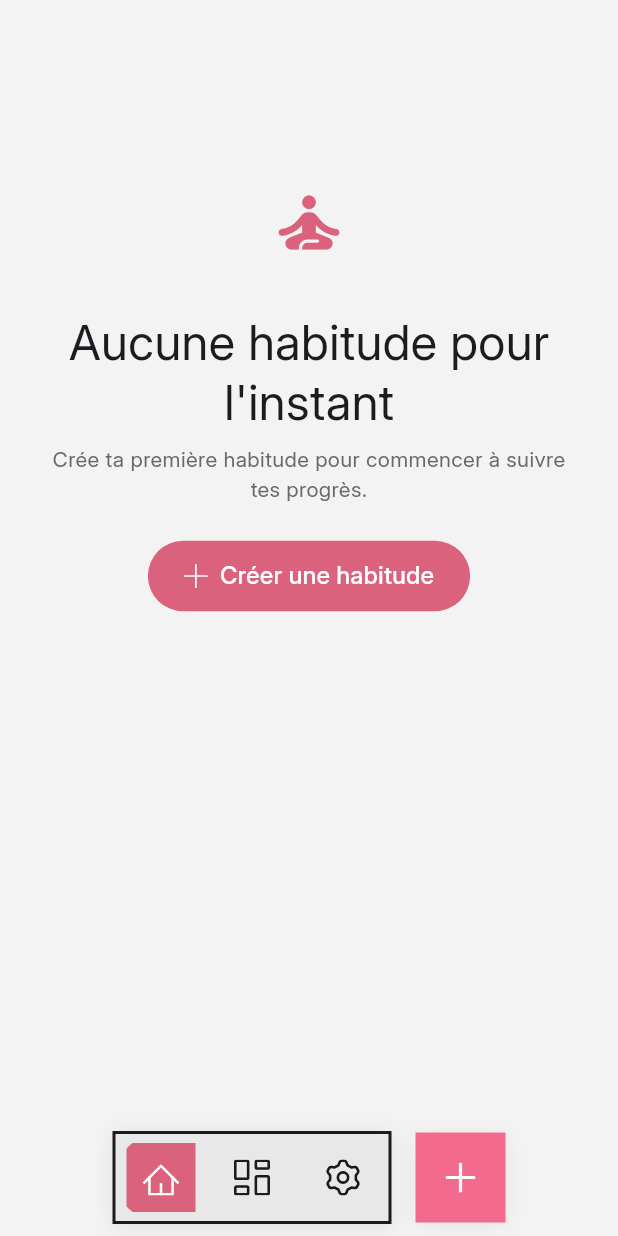
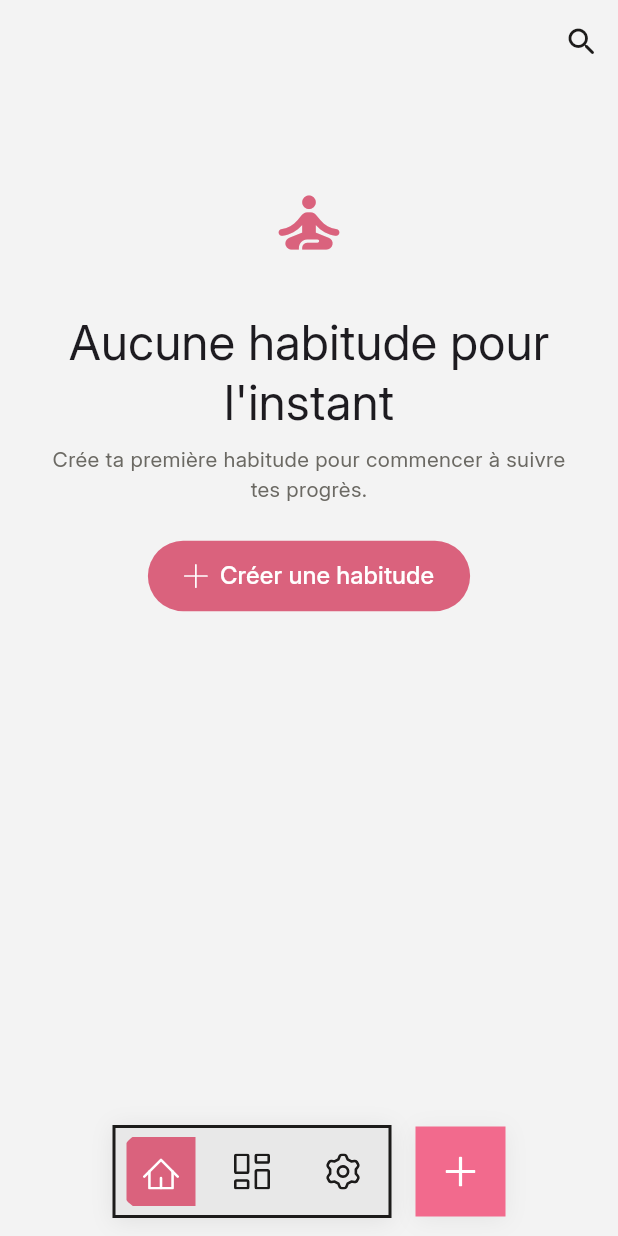
Before and after one commit to Rahim10020/HabitTracker-Mkoko-, a Flutter app: the screen it shows after launch, on a phone screen of 412 x 824 dp. Run offline on Flutter 3.47's test engine with Material 3 defaults, Android fonts, the phone set to English and light mode, and no system bars; our stand-ins replace confetti, drift, drift_flutter, flutter_heatmap_calendar, flutter_local_notifications, flutter_slidable and 4 more; missing offline and left inert: home_widget; accounts and stored records are empty; generated files the repository leaves out were written again.

Commit message:
implement search, make notification icon clickable easily, fixed home heatmap,..

```diff
--- a/lib/components/app_app_bar.dart
+++ b/lib/components/app_app_bar.dart
@@ -2,16 +2,31 @@ import 'package:flutter/material.dart';
 
 class AppAppBar extends StatelessWidget implements PreferredSizeWidget {
   final String? title;
+  final Widget? titleWidget;
+  final VoidCallback? onSearchPressed;
 
-  const AppAppBar({super.key, this.title});
+  const AppAppBar({
+    super.key,
+    this.title,
+    this.titleWidget,
+    this.onSearchPressed,
+  });
 
   @override
   Widget build(BuildContext context) {
     return AppBar(
-      title: title == null ? null : Text(title!),
+      title: titleWidget ?? (title == null ? null : Text(title!)),
       backgroundColor: Colors.transparent,
       foregroundColor: Theme.of(context).colorScheme.onSurface,
       elevation: 0,
+      actions: [
+        if (onSearchPressed != null)
+          IconButton(
+            onPressed: onSearchPressed,
+            tooltip: 'Rechercher',
+            icon: const Icon(Icons.search_rounded),
+          ),
+      ],
     );
   }
 
--- a/lib/pages/home_page.dart
+++ b/lib/pages/home_page.dart
@@ -1,5 +1,6 @@
 import 'package:R_HabitTracker/components/confirm_delete_sheet.dart';
 import 'package:R_HabitTracker/components/app_app_bar.dart';
+import 'package:R_HabitTracker/components/app_text_field.dart';
 import 'package:R_HabitTracker/components/empty_habits_view.dart';
 import 'package:R_HabitTracker/components/habit_form_sheet.dart';
 import 'package:R_HabitTracker/components/home_summary_header.dart';
@@ -21,6 +22,22 @@ class HomePage extends StatefulWidget {
 }
 
 class _HomePageState extends State<HomePage> {
+  final _searchController = TextEditingController();
+  bool _isSearching = false;
+
+  @override
+  void dispose() {
+    _searchController.dispose();
+    super.dispose();
+  }
+
+  void _toggleSearch() {
+    setState(() {
+      _isSearching = !_isSearching;
+      if (!_isSearching) _searchController.clear();
+    });
+  }
+
   @override
   void initState() {
     // we gonna read existing habits (and custom categories) on app startup
@@ -104,19 +121,39 @@ class _HomePageState extends State<HomePage> {
   @override
   Widget build(BuildContext context) {
     return Scaffold(
-      appBar: const AppAppBar(),
+      appBar: AppAppBar(
+        titleWidget: _isSearching
+            ? Row(
+                children: [
+                  Expanded(
+                    child: AppTextField(
+                      controller: _searchController,
+                      hintText: 'Rechercher une habitude',
+                      autofocus: true,
+                      onChanged: (_) => setState(() {}),
+                    ),
+                  ),
+                  IconButton(
+                    onPressed: _toggleSearch,
+                    tooltip: 'Fermer la recherche',
+                    icon: const Icon(Icons.close_rounded),
+                  ),
+                ],
+              )
+            : null,
+        onSearchPressed: _isSearching ? null : _toggleSearch,
+      ),
       backgroundColor: Theme.of(context).colorScheme.surface,
       body: Consumer<HabitDatabase>(
         builder: (context, habitDatabase, _) {
           if (habitDatabase.currentHabits.isEmpty) {
             return EmptyHabitsView(onCreatePressed: createNewHabit);
           }
-          return ListView(
+          return Column(
             children: [
               _buildSummaryHeader(habitDatabase),
               _buildHeatMap(habitDatabase),
-              _buildHabitList(habitDatabase),
-              const SizedBox(height: 100),
+              Expanded(child: _buildHabitList(habitDatabase)),
             ],
           );
         },
@@ -152,18 +189,31 @@ class _HomePageState extends State<HomePage> {
   }
 
   Widget _buildHabitList(HabitDatabase habitDatabase) {
-    List<Habit> currentHabits = habitDatabase.currentHabits;
+    final query = _searchController.text.trim().toLowerCase();
+    final currentHabits = habitDatabase.currentHabits
+        .where((habit) =>
+            query.isEmpty || habit.name.toLowerCase().contains(query))
+        .toList();
     final colorScheme = Theme.of(context).colorScheme;
+    if (currentHabits.isEmpty) {
+      return Center(
+        child: Text(
+          'Aucune habitude trouvée',
+          style: Theme.of(context).textTheme.bodyLarge,
+        ),
+      );
+    }
     return ReorderableListView.builder(
       itemCount: currentHabits.length,
-      shrinkWrap: true,
-      physics: const NeverScrollableScrollPhysics(),
+      padding: const EdgeInsets.only(bottom: 100),
       // only the explicit grip icon (below) starts a drag — the default
       // whole-tile long-press handle is turned off so it doesn't fight
       // with the tile's Slidable swipe-to-edit/delete gesture.
       buildDefaultDragHandles: false,
-      onReorderItem: (oldIndex, newIndex) =>
-          habitDatabase.reorderHabits(oldIndex, newIndex),
+      onReorderItem: query.isEmpty
+          ? (oldIndex, newIndex) =>
+              habitDatabase.reorderHabits(oldIndex, newIndex)
+          : (_, __) {},
       itemBuilder: (context, index) {
         final habit = currentHabits[index];
         final completedDays = habitDatabase.completedDaysFor(habit.id);
--- a/lib/pages/root_shell.dart
+++ b/lib/pages/root_shell.dart
@@ -54,6 +54,7 @@ class _RootShellState extends State<RootShell> {
     final colorScheme = Theme.of(context).colorScheme;
 
     return Scaffold(
+      extendBody: true,
       backgroundColor: colorScheme.surface,
       body: Stack(
         children: [
@@ -70,18 +71,12 @@ class _RootShellState extends State<RootShell> {
             child: KeyedSubtree(key: ValueKey(_index), child: _pages[_index]),
           ),
           CelebrationOverlay(key: _celebrationKey),
-        ],
-      ),
-      bottomNavigationBar: Container(
-        color: colorScheme.surface,
+          Positioned(
+            left: AppSpacing.md,
+            right: AppSpacing.md,
+            bottom: AppSpacing.md,
             child: SafeArea(
-          child: Padding(
-            padding: const EdgeInsets.fromLTRB(
-              AppSpacing.md,
-              AppSpacing.sm,
-              AppSpacing.md,
-              AppSpacing.sm,
-            ),
+              top: false,
               child: Row(
                 mainAxisAlignment: MainAxisAlignment.center,
                 children: [
@@ -100,6 +95,7 @@ class _RootShellState extends State<RootShell> {
               ),
             ),
           ),
+        ],
       ),
     );
   }
```
Also changed, not shown: lib/components/my_habit_tile.dart (+39 -26 lines), lib/pages/habit_detail_page.dart (+32 -0 lines), lib/pages/stats_page.dart (+6 -1 lines). Lines whose indentation alone changed are shown as unchanged.
